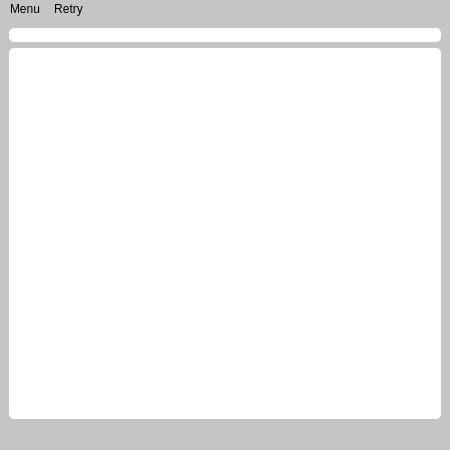
This is widget_gui.ui in P3nguin-M/WidgetAssist_GoToSearch as Qt 5 draws it before an edit. The edited form follows.
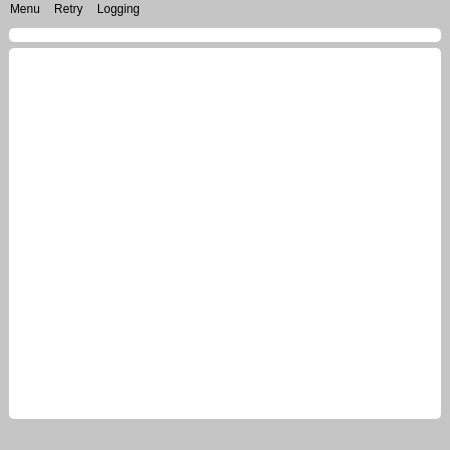
This is the edited form.

```diff
--- a/widget_gui.ui
+++ b/widget_gui.ui
@@ -60,7 +60,7 @@
      <x>0</x>
      <y>0</y>
      <width>450</width>
-     <height>21</height>
+     <height>22</height>
     </rect>
    </property>
    <widget class="QMenu" name="menuMenu">
@@ -77,8 +77,19 @@
     </property>
     <addaction name="retry_proc"/>
    </widget>
+   <widget class="QMenu" name="menuLogging">
+    <property name="title">
+     <string>Logging</string>
+    </property>
+    <addaction name="n_log"/>
+    <addaction name="e_log"/>
+    <addaction name="separator"/>
+    <addaction name="pass_log"/>
+    <addaction name="fail_log"/>
+   </widget>
    <addaction name="menuMenu"/>
    <addaction name="menuRetry"/>
+   <addaction name="menuLogging"/>
   </widget>
   <widget class="QStatusBar" name="statusbar"/>
   <action name="reboot">
```
Left out of the diff: 20 changed lines with no effect on the pictures.
